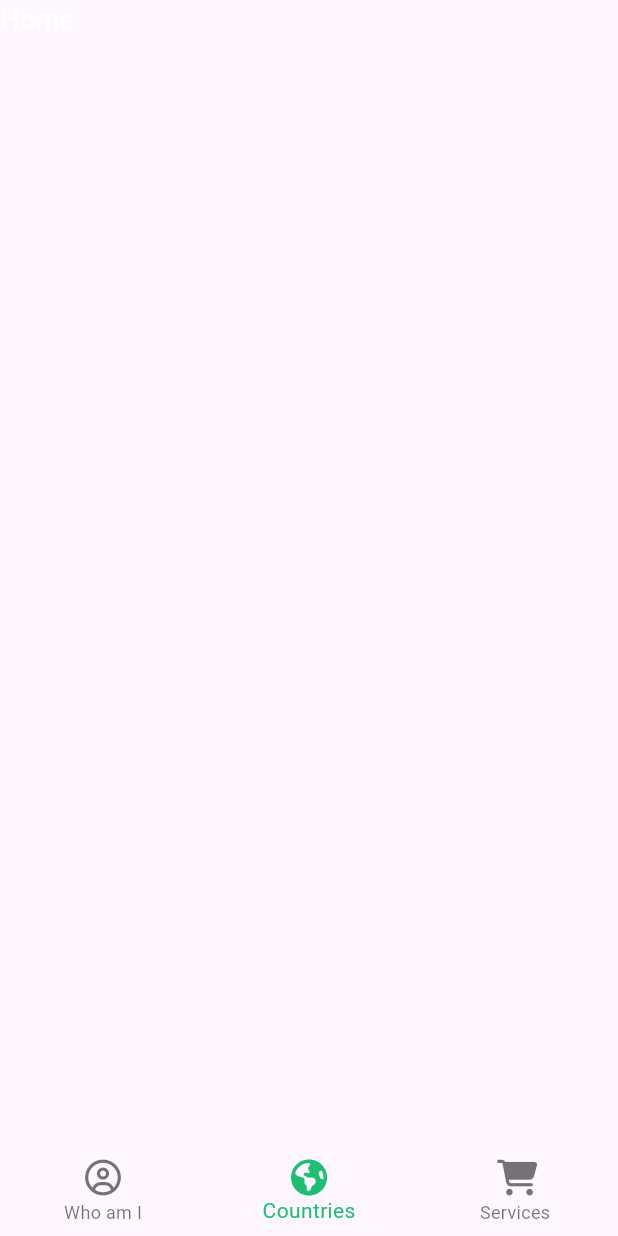
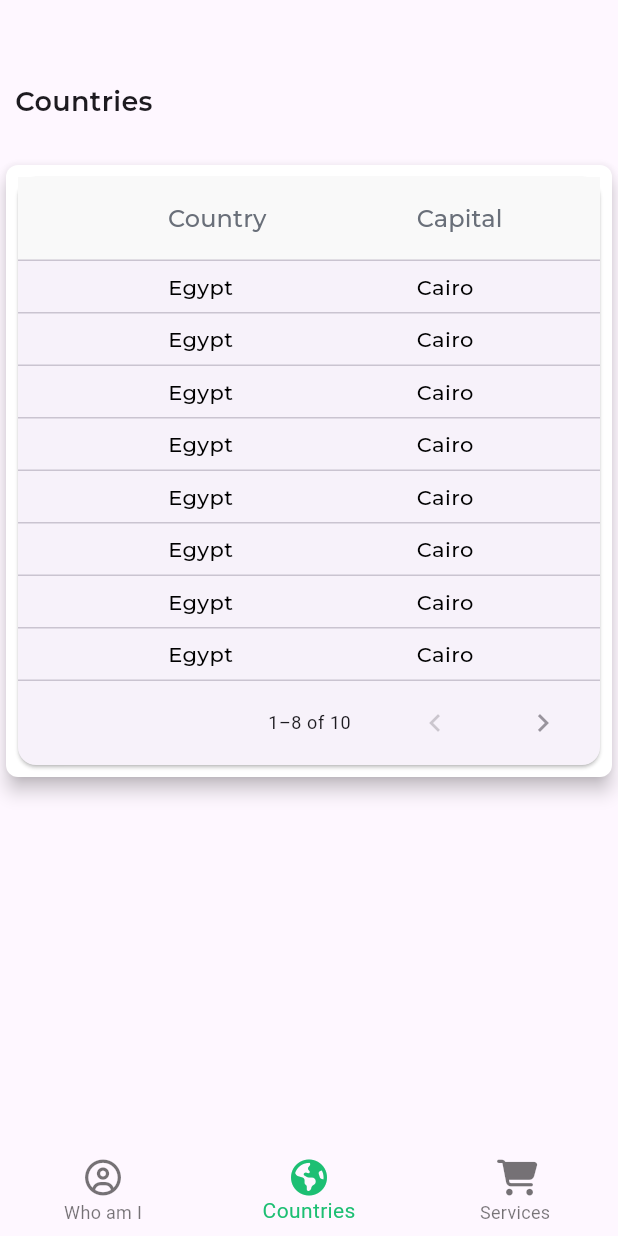
Before and after one commit to RehamAbdelmonem/hiring_app, a Flutter app: the WhoAmI screen opened directly, item 2 of the bottom bar chosen, on a phone screen of 412 x 824 dp. Run offline on Flutter 3.47's test engine with Material 3 defaults, Android fonts, the phone set to English and light mode, and no system bars; our stand-ins replace flutter_svg, font_awesome_flutter; project files that could hold a hidden picture were left out.

Commit message:
countries screen

```diff
--- /dev/null
+++ b/lib/models/table_data.dart
@@ -0,0 +1,32 @@
+import 'package:flutter/material.dart';
+import 'package:hiring_app/utils/styles.dart';
+
+class MyTableData extends DataTableSource {
+  final List<Map<String, dynamic>> _data = List.generate(
+      10,
+      (index) => {
+            "id": index,
+            "country": "Egypt",
+            "capital": "Cairo"
+          });
+
+  @override
+  DataRow? getRow(int index) {
+    return DataRow(cells: [
+      DataCell(Text(_data[index]['country'],style: Styles.textStyle14,)),
+      DataCell(Text(_data[index]['capital'],style: Styles.textStyle14)),
+    ]);
+  }
+
+  @override
+  // TODO: implement isRowCountApproximate
+  bool get isRowCountApproximate => false;
+
+  @override
+  // TODO: implement rowCount
+  int get rowCount => _data.length;
+
+  @override
+  // TODO: implement selectedRowCount
+  int get selectedRowCount => 0;
+}
--- /dev/null
+++ b/lib/screens/countries/screens/countries_screen.dart
@@ -0,0 +1,49 @@
+import 'package:flutter/material.dart';
+import 'package:hiring_app/models/table_data.dart';
+import 'package:hiring_app/utils/styles.dart';
+
+class CountriesScreen extends StatefulWidget {
+  const CountriesScreen({super.key});
+
+  @override
+  State<CountriesScreen> createState() => _CountriesScreenState();
+}
+
+class _CountriesScreenState extends State<CountriesScreen> {
+  final DataTableSource _data = MyTableData();
+
+  @override
+  Widget build(BuildContext context) {
+    return Scaffold(
+      body: Column(
+        crossAxisAlignment: CrossAxisAlignment.start,
+        children: [
+          const Padding(
+            padding: EdgeInsets.only(top:55,left: 10,bottom:25),
+            child: Text('Countries', style: Styles.appBarStyle,),
+          ),
+          Card(
+            color: Colors.white,
+            shape: RoundedRectangleBorder(borderRadius: BorderRadius.circular(8)),
+            elevation: 5,
+            child: Padding(
+              padding: const EdgeInsets.all(4.0),
+              child: PaginatedDataTable(
+                source: _data,
+                columns: const [
+                  DataColumn(label: Text('Country',style: Styles.textStyle16,)),
+                  DataColumn(label: Text('Capital',style: Styles.textStyle16,)),
+                ],
+                columnSpacing: 100,
+                horizontalMargin: 100,
+                rowsPerPage: 8,
+                dataRowHeight:35 ,
+                headingRowColor: WidgetStateColor.resolveWith((states) => const Color(0xfff9f9f9)),
+              ),
+            ),
+          )
+        ],
+      ),
+    );
+  }
+}
--- /dev/null
+++ b/lib/screens/services/screens/service_screen.dart
@@ -0,0 +1,10 @@
+import 'package:flutter/material.dart';
+
+class ServiceScreen extends StatelessWidget {
+  const ServiceScreen({super.key});
+
+  @override
+  Widget build(BuildContext context) {
+    return const Placeholder();
+  }
+}
--- a/lib/screens/who_am_I/screens/who_am_i.dart
+++ b/lib/screens/who_am_I/screens/who_am_i.dart
@@ -1,5 +1,6 @@
 import 'package:flutter/material.dart';
 import 'package:font_awesome_flutter/font_awesome_flutter.dart';
+import 'package:hiring_app/screens/countries/screens/countries_screen.dart';
 import 'package:hiring_app/screens/who_am_I/widgets/who_am_i_body.dart';
 import 'package:hiring_app/utils/app_colors.dart';
 import 'package:hiring_app/utils/styles.dart';
@@ -15,7 +16,7 @@ class _WhoAmIState extends State<WhoAmI> {
   int myIndex = 0;
   List<Widget> widgetList = const [
     WhoAmIBody(),
-    Text('Home', style: Styles.textStyle18,),
+    CountriesScreen(),
     Text('Home', style: Styles.textStyle18,),
   ];
 
--- a/pubspec.yaml
+++ b/pubspec.yaml
@@ -34,6 +34,7 @@ dependencies:
     sdk: flutter
   flutter_svg: ^2.0.10+1
   font_awesome_flutter: ^10.7.0
+  number_paginator: ^0.4.1
 
 dev_dependencies:
   flutter_lints: ^3.0.0
```
Also changed, not shown: pubspec.lock.
